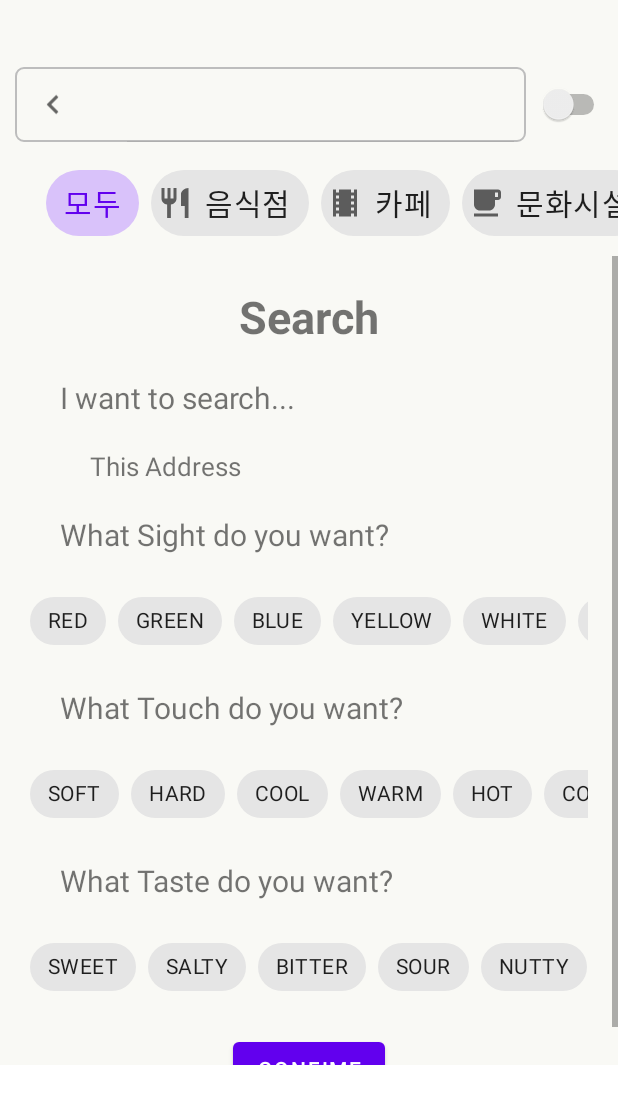
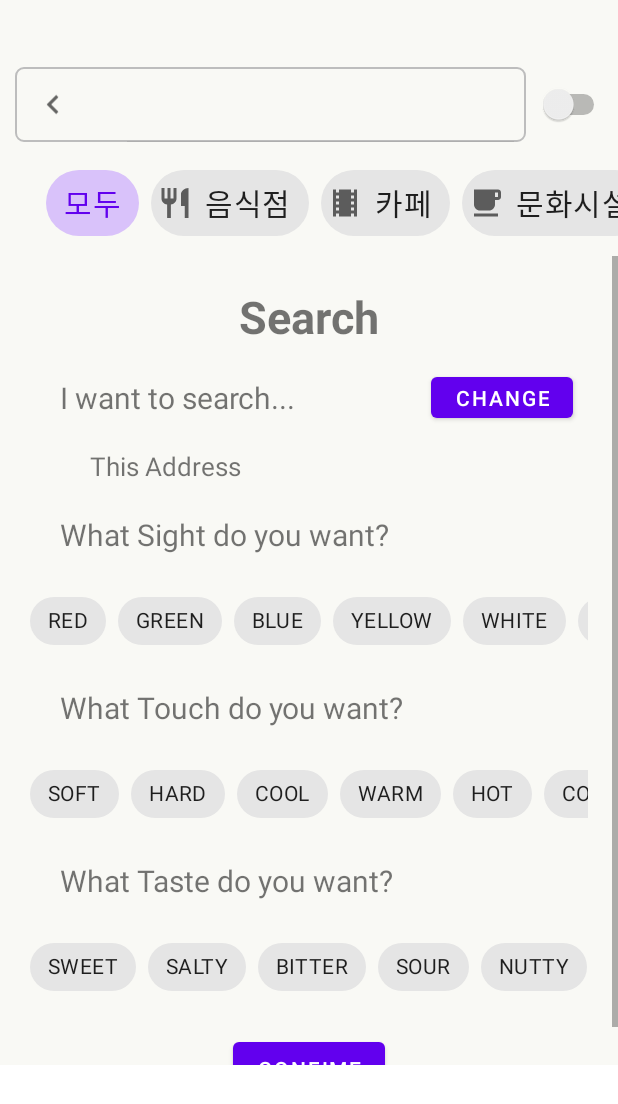
Before and after one commit to ETS-Android5/madcamp2, an Android app: the fragment SearchFragment placed in its activity, on a phone screen of 412 x 824 dp. Shown: the top 1104 px of the screen. Run offline under Robolectric (Android 15) with nearby library versions, the phone set to English and light mode, and no system bars; 2 statements that could not run were skipped.

Commit message:
[feat] add address change at sense search

```diff
--- a/Client/app/src/main/java/com/example/client/SearchFragment.java
+++ b/Client/app/src/main/java/com/example/client/SearchFragment.java
@@ -1,5 +1,6 @@
 package com.example.client;
 
+import static android.app.Activity.RESULT_OK;
 import static com.example.client.LoginActivity.token;
 
 import android.app.Activity;
@@ -13,6 +14,10 @@ import android.widget.Button;
 import android.widget.TextView;
 import android.widget.Toast;
 
+import androidx.activity.result.ActivityResult;
+import androidx.activity.result.ActivityResultCallback;
+import androidx.activity.result.ActivityResultLauncher;
+import androidx.activity.result.contract.ActivityResultContracts;
 import androidx.annotation.NonNull;
 import androidx.annotation.Nullable;
 import androidx.fragment.app.Fragment;
@@ -42,7 +47,7 @@ public class SearchFragment extends Fragment {
     private String address, city, county, last;
 
     private TextView addressText;
-    private Button querySendBtn;
+    private Button querySendBtn, addressChangeBtn;
     private ChipGroup chipGroupSight, chipGroupTaste, chipGroupTouch;
     private Chip chip;
 
@@ -50,6 +55,8 @@ public class SearchFragment extends Fragment {
     private ReviewServiceApi reviewServiceApi;
     //private final String serverURL = "http://192.168.77.245/";
     private final String serverURL = "http://192.249.18.111/";
+
+    private ActivityResultLauncher<Intent> resultLauncher;
 
     @Nullable
     @Override
@@ -87,7 +94,7 @@ public class SearchFragment extends Fragment {
                             Intent intent = new Intent();
                             intent.putExtra("CallType", 0);
                             intent.putExtra("address", addressList);
-                            getActivity().setResult(Activity.RESULT_OK, intent);
+                            getActivity().setResult(RESULT_OK, intent);
                             Log.d("LifeCycleCheck", "Before getActivity");
                             getActivity().finish();
                         } else {
@@ -108,6 +115,31 @@ public class SearchFragment extends Fragment {
             }
         });
 
+        addressChangeBtn.setOnClickListener(new View.OnClickListener() {
+            @Override
+            public void onClick(View v) {
+                Intent intent = new Intent(getActivity(), GetPointFromMapActivity.class);
+                resultLauncher.launch(intent);
+            }
+        });
+
+        resultLauncher = registerForActivityResult(new ActivityResultContracts.StartActivityForResult(), new ActivityResultCallback<ActivityResult>() {
+            @Override
+            public void onActivityResult(ActivityResult result) {
+                if (result.getResultCode() == RESULT_OK) {
+                    Intent intent = result.getData();
+                    address = intent.getStringExtra("Address");
+                    addressText.setText(address);
+                    String[] splits = address.split("\\s", 3);
+                    city = splits[0];
+                    county = splits[1];
+                    last = splits[2];
+                } else {
+                    Toast.makeText(getActivity(), "Something wrong with activity back!", Toast.LENGTH_SHORT).show();
+                }
+            }
+        });
+
         return view;
     }
 
@@ -116,7 +148,7 @@ public class SearchFragment extends Fragment {
         Log.d("FragmentLifeCycle", "setViewsById");
         addressText = (TextView)view.findViewById(R.id.searchAddressTextView);
         querySendBtn = (Button)view.findViewById(R.id.sendSearchQueryBtn);
-
+        addressChangeBtn = (Button)view.findViewById(R.id.searchAddressChangeBtn);
         chipGroupSight = (ChipGroup)view.findViewById(R.id.chipGroupSearchSight);
         chipGroupTouch = (ChipGroup)view.findViewById(R.id.chipGroupSearchTouch);
         chipGroupTaste = (ChipGroup)view.findViewById(R.id.chipGroupSearchTaste);
--- a/Client/app/src/main/res/layout/fragment_mydbsearch.xml
+++ b/Client/app/src/main/res/layout/fragment_mydbsearch.xml
@@ -1,6 +1,5 @@
 <?xml version="1.0" encoding="utf-8"?>
-<ScrollView
-    xmlns:android="http://schemas.android.com/apk/res/android"
+<ScrollView xmlns:android="http://schemas.android.com/apk/res/android"
     xmlns:app="http://schemas.android.com/apk/res-auto"
     xmlns:tools="http://schemas.android.com/tools"
     android:layout_width="match_parent"
@@ -15,45 +14,55 @@
             android:id="@+id/searchAreaTitle"
             android:layout_width="wrap_content"
             android:layout_height="wrap_content"
+            android:layout_marginTop="20dp"
             android:text="Search"
             android:textSize="30dp"
             android:textStyle="bold"
-            android:layout_marginTop="20dp"
-            app:layout_constraintTop_toTopOf="parent"
+            app:layout_constraintEnd_toEndOf="parent"
             app:layout_constraintStart_toStartOf="parent"
-            app:layout_constraintEnd_toEndOf="parent"
-            />
+            app:layout_constraintTop_toTopOf="parent" />
 
         <TextView
             android:id="@+id/searchAddressTitle"
             android:layout_width="wrap_content"
             android:layout_height="wrap_content"
+            android:layout_marginStart="40dp"
             android:layout_marginTop="20dp"
-            android:layout_marginStart="40dp"
             android:text="I want to search..."
             android:textSize="20dp"
-            app:layout_constraintTop_toBottomOf="@id/searchAreaTitle"
             app:layout_constraintStart_toStartOf="parent"
-            />
+            app:layout_constraintTop_toBottomOf="@id/searchAreaTitle" />
 
         <TextView
             android:id="@+id/searchAddressTextView"
             android:layout_width="wrap_content"
             android:layout_height="wrap_content"
+            android:layout_marginStart="20dp"
             android:layout_marginTop="20dp"
-            android:layout_marginStart="20dp"
             android:text="This Address"
             android:textSize="17dp"
             app:layout_constraintStart_toStartOf="@id/searchAddressTitle"
             app:layout_constraintTop_toBottomOf="@id/searchAddressTitle" />
 
+        <Button
+            android:id="@+id/searchAddressChangeBtn"
+            android:layout_width="wrap_content"
+            android:layout_height="wrap_content"
+            android:layout_marginEnd="30dp"
+            android:minWidth="0dp"
+            android:minHeight="0dp"
+            android:text="change"
+            app:layout_constraintBottom_toBottomOf="@+id/searchAddressTitle"
+            app:layout_constraintEnd_toEndOf="parent"
+            app:layout_constraintTop_toTopOf="@+id/searchAddressTitle" />
+
         <TextView
             android:id="@+id/searchSightTitle"
             android:layout_width="wrap_content"
             android:layout_height="wrap_content"
+            android:layout_marginTop="20dp"
             android:text="What Sight do you want?"
             android:textSize="20dp"
-            android:layout_marginTop="20dp"
             app:layout_constraintStart_toStartOf="@id/searchAddressTitle"
             app:layout_constraintTop_toBottomOf="@id/searchAddressTextView" />
 
@@ -61,11 +70,11 @@
             android:id="@+id/horizontalScrollSearchSight"
             android:layout_width="0dp"
             android:layout_height="wrap_content"
+            android:layout_marginStart="20dp"
+            android:layout_marginTop="20dp"
+            android:layout_marginEnd="20dp"
             android:overScrollMode="never"
             android:scrollbars="none"
-            android:layout_marginTop="20dp"
-            android:layout_marginStart="20dp"
-            android:layout_marginEnd="20dp"
             app:layout_constraintEnd_toEndOf="parent"
             app:layout_constraintStart_toStartOf="parent"
             app:layout_constraintTop_toBottomOf="@id/searchSightTitle">
@@ -74,18 +83,17 @@
                 android:id="@+id/chipGroupSearchSight"
                 android:layout_width="match_parent"
                 android:layout_height="wrap_content"
-                app:singleSelection="true"
                 app:singleLine="true"
-                />
+                app:singleSelection="true" />
         </HorizontalScrollView>
 
         <TextView
             android:id="@+id/searchTouchTitle"
             android:layout_width="wrap_content"
             android:layout_height="wrap_content"
+            android:layout_marginTop="20dp"
             android:text="What Touch do you want?"
             android:textSize="20dp"
-            android:layout_marginTop="20dp"
             app:layout_constraintStart_toStartOf="@id/searchSightTitle"
             app:layout_constraintTop_toBottomOf="@id/horizontalScrollSearchSight" />
 
@@ -93,11 +101,11 @@
             android:id="@+id/horizontalScrollSearchTouch"
             android:layout_width="0dp"
             android:layout_height="wrap_content"
+            android:layout_marginStart="20dp"
+            android:layout_marginTop="20dp"
+            android:layout_marginEnd="20dp"
             android:overScrollMode="never"
             android:scrollbars="none"
-            android:layout_marginTop="20dp"
-            android:layout_marginStart="20dp"
-            android:layout_marginEnd="20dp"
             app:layout_constraintEnd_toEndOf="parent"
             app:layout_constraintStart_toStartOf="parent"
             app:layout_constraintTop_toBottomOf="@id/searchTouchTitle">
@@ -106,18 +114,17 @@
                 android:id="@+id/chipGroupSearchTouch"
                 android:layout_width="match_parent"
                 android:layout_height="wrap_content"
-                app:singleSelection="true"
                 app:singleLine="true"
-                />
+                app:singleSelection="true" />
         </HorizontalScrollView>
 
         <TextView
             android:id="@+id/searchTasteTitle"
             android:layout_width="wrap_content"
             android:layout_height="wrap_content"
+            android:layout_marginTop="20dp"
             android:text="What Taste do you want?"
             android:textSize="20dp"
-            android:layout_marginTop="20dp"
             app:layout_constraintStart_toStartOf="@id/searchTouchTitle"
             app:layout_constraintTop_toBottomOf="@id/horizontalScrollSearchTouch" />
 
@@ -125,11 +132,11 @@
             android:id="@+id/horizontalScrollSearchTaste"
             android:layout_width="0dp"
             android:layout_height="wrap_content"
+            android:layout_marginStart="20dp"
+            android:layout_marginTop="20dp"
+            android:layout_marginEnd="20dp"
             android:overScrollMode="never"
             android:scrollbars="none"
-            android:layout_marginTop="20dp"
-            android:layout_marginStart="20dp"
-            android:layout_marginEnd="20dp"
             app:layout_constraintEnd_toEndOf="parent"
             app:layout_constraintStart_toStartOf="parent"
             app:layout_constraintTop_toBottomOf="@id/searchTasteTitle">
@@ -138,8 +145,8 @@
                 android:id="@+id/chipGroupSearchTaste"
                 android:layout_width="match_parent"
                 android:layout_height="wrap_content"
-                app:singleSelection="true"
-                app:singleLine="true"/>
+                app:singleLine="true"
+                app:singleSelection="true" />
 
         </HorizontalScrollView>
 
@@ -147,12 +154,11 @@
             android:id="@+id/sendSearchQueryBtn"
             android:layout_width="wrap_content"
             android:layout_height="wrap_content"
+            android:layout_marginTop="20dp"
             android:text="Confime"
-            android:layout_marginTop="20dp"
-            app:layout_constraintTop_toBottomOf="@id/horizontalScrollSearchTaste"
+            app:layout_constraintEnd_toEndOf="parent"
             app:layout_constraintStart_toStartOf="parent"
-            app:layout_constraintEnd_toEndOf="parent" />
-
+            app:layout_constraintTop_toBottomOf="@id/horizontalScrollSearchTaste" />
 
 
     </androidx.constraintlayout.widget.ConstraintLayout>
```
Also changed, not shown: Client/app/src/main/AndroidManifest.xml (+26 -24 lines), Client/app/src/main/java/com/example/client/GetPointFromMapActivity.java (added, +65 -0 lines), Client/app/src/main/res/layout/activity_get_point_from_map.xml (added, +32 -0 lines), Client/app/src/main/java/com/example/client/MainActivity.java (line endings or trailing spaces).
